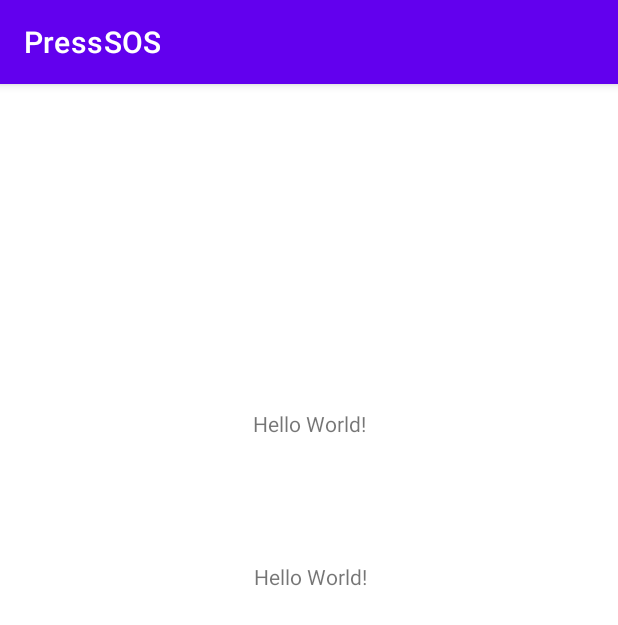
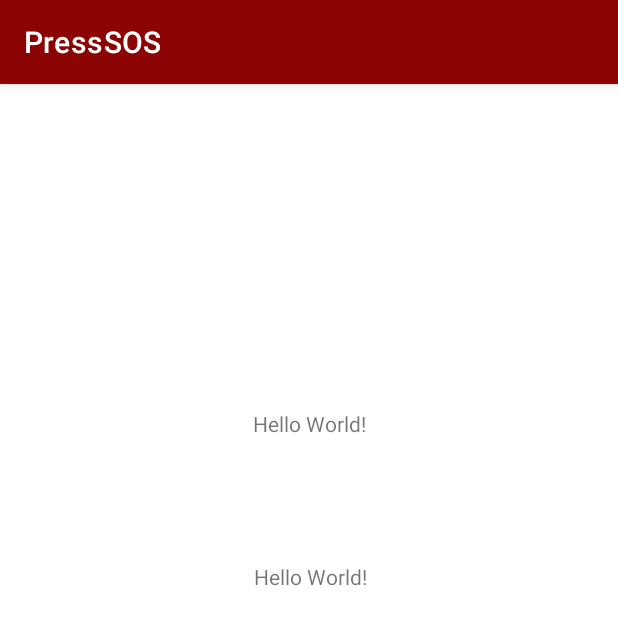
Before and after one commit to annadese/S16-G24-PressSOS, an Android app: the screen it shows after launch (MainActivity), on a phone screen of 412 x 824 dp. Shown: the top 625 px of the screen. Run offline under Robolectric (Android 15) with nearby library versions, the phone set to English and light mode, and no system bars.

Commit message:
xml file and colors

```diff
--- a/app/src/main/res/values-night/themes.xml
+++ b/app/src/main/res/values-night/themes.xml
@@ -2,12 +2,12 @@
     <!-- Base application theme. -->
     <style name="Theme.MyApplication" parent="Theme.MaterialComponents.DayNight.DarkActionBar">
         <!-- Primary brand color. -->
-        <item name="colorPrimary">@color/purple_200</item>
-        <item name="colorPrimaryVariant">@color/purple_700</item>
+        <item name="colorPrimary">@color/dark_red</item>
+        <item name="colorPrimaryVariant">@color/brown</item>
         <item name="colorOnPrimary">@color/black</item>
         <!-- Secondary brand color. -->
-        <item name="colorSecondary">@color/teal_200</item>
-        <item name="colorSecondaryVariant">@color/teal_200</item>
+        <item name="colorSecondary">@color/light_brown</item>
+        <item name="colorSecondaryVariant">@color/brown</item>
         <item name="colorOnSecondary">@color/black</item>
         <!-- Status bar color. -->
         <item name="android:statusBarColor" tools:targetApi="l">?attr/colorPrimaryVariant</item>
--- a/app/src/main/res/values/colors.xml
+++ b/app/src/main/res/values/colors.xml
@@ -1,10 +1,10 @@
 <?xml version="1.0" encoding="utf-8"?>
 <resources>
-    <color name="purple_200">#FFBB86FC</color>
-    <color name="purple_500">#FF6200EE</color>
-    <color name="purple_700">#FF3700B3</color>
-    <color name="teal_200">#FF03DAC5</color>
-    <color name="teal_700">#FF018786</color>
+    <color name="dark_red">#8C0303</color>
+    <color name="light_red">#A61414</color>
+    <color name="brown">#E3DAC9</color>
+    <color name="dark_brown">#BDA891</color>
+    <color name="light_brown">#FDF7EC</color>
     <color name="black">#FF000000</color>
     <color name="white">#FFFFFFFF</color>
 </resources>
--- a/app/src/main/res/values/strings.xml
+++ b/app/src/main/res/values/strings.xml
@@ -1,3 +1,3 @@
 <resources>
-    <string name="app_name">My Application</string>
+    <string name="app_name">PressSOS</string>
 </resources>
--- a/app/src/main/res/values/themes.xml
+++ b/app/src/main/res/values/themes.xml
@@ -2,12 +2,12 @@
     <!-- Base application theme. -->
     <style name="Theme.MyApplication" parent="Theme.MaterialComponents.DayNight.DarkActionBar">
         <!-- Primary brand color. -->
-        <item name="colorPrimary">@color/purple_500</item>
-        <item name="colorPrimaryVariant">@color/purple_700</item>
-        <item name="colorOnPrimary">@color/white</item>
+        <item name="colorPrimary">@color/dark_red</item>
+        <item name="colorPrimaryVariant">@color/brown</item>
+        <item name="colorOnPrimary">@color/dark_brown</item>
         <!-- Secondary brand color. -->
-        <item name="colorSecondary">@color/teal_200</item>
-        <item name="colorSecondaryVariant">@color/teal_700</item>
+        <item name="colorSecondary">@color/brown</item>
+        <item name="colorSecondaryVariant">@color/light_brown</item>
         <item name="colorOnSecondary">@color/black</item>
         <!-- Status bar color. -->
         <item name="android:statusBarColor" tools:targetApi="l">?attr/colorPrimaryVariant</item>
```
